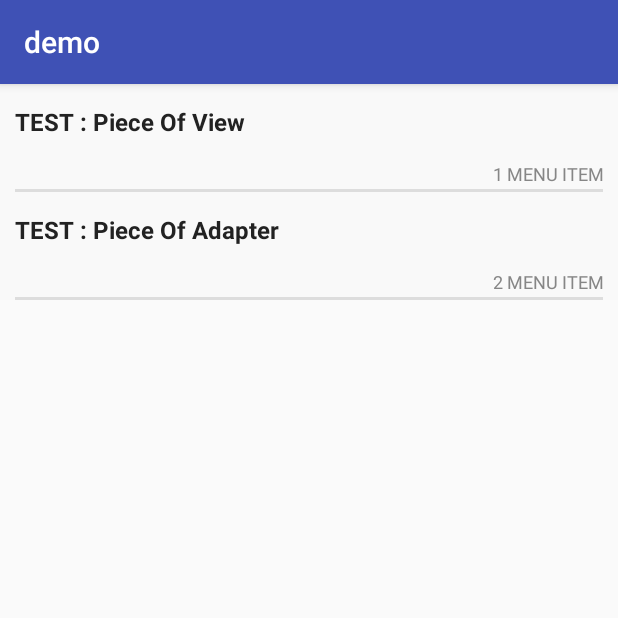
After one commit to PieceOfLazy/PieceOfUI, an Android app: the MainListActivity screen opened directly, with no data from a screen before it, on a phone screen of 412 x 824 dp, the top half of it. The commit adds this screen. Run offline under Robolectric (Android 15) with nearby library versions, the phone set to English and light mode, and no system bars.

Commit message:
MainList

```diff
--- a/build.gradle
+++ b/build.gradle
@@ -1,7 +1,7 @@
 // Top-level build file where you can add configuration options common to all sub-projects/modules.
 
 buildscript {
-    ext.kotlin_version = '1.1.60'
+    ext.kotlin_version = '1.1.61'
     repositories {
         google()
         jcenter()
--- a/demo/src/main/AndroidManifest.xml
+++ b/demo/src/main/AndroidManifest.xml
@@ -23,6 +23,10 @@
         <activity
             android:name=".MainActivity"
             android:windowSoftInputMode="stateAlwaysHidden|adjustResize" />
+
+        <activity
+            android:name=".MainListActivity"
+            android:windowSoftInputMode="stateAlwaysHidden|adjustResize" />
     </application>
 
 </manifest>
--- /dev/null
+++ b/demo/src/main/java/piece/of/lazy/demo/MainListActivity.kt
@@ -0,0 +1,84 @@
+package piece.of.lazy.demo
+
+import android.content.Context
+import android.os.Bundle
+import android.support.v7.app.AppCompatActivity
+import android.support.v7.widget.LinearLayoutManager
+import android.support.v7.widget.RecyclerView
+import android.support.v7.widget.SimpleItemAnimator
+import android.view.View
+import android.widget.TextView
+import kotlinx.android.synthetic.main.main_list_activity.*
+import kotlinx.android.synthetic.main.main_list_piece_menu.view.*
+import piece.of.lazy.ui.PieceOfAdapter
+import piece.of.lazy.ui.PieceOfHolder
+import piece.of.lazy.ui.util.Log
+
+class MainListActivity : AppCompatActivity() {
+    private val log = Log("MainList")
+
+    override fun onCreate(savedInstanceState: Bundle?) {
+        super.onCreate(savedInstanceState)
+        setContentView(R.layout.main_list_activity)
+
+        main_list_activity_recycler.apply {
+            val lm = LinearLayoutManager(this@MainListActivity).apply {
+                orientation = LinearLayoutManager.VERTICAL
+            }
+
+            setHasFixedSize(true)
+            layoutManager = lm
+            if(itemAnimator is SimpleItemAnimator) {
+                (itemAnimator as SimpleItemAnimator).supportsChangeAnimations = false
+            }
+
+            adapter = Adapter(this@MainListActivity)
+        }
+    }
+
+    inner class Adapter(context: Context) : PieceOfAdapter(context) {
+        private val items: MutableList<MenuItem> = mutableListOf()
+
+        init {
+            items.add(MenuItem(1, "TEST : Piece Of View"))
+            items.add(MenuItem(2, "TEST : Piece Of Adapter"))
+        }
+
+        override fun onBindAdapterInterface(list: MutableList<PieceOfHolder<*, *>>) {
+            list.add(MenuHolder())
+        }
+
+        override fun getBindItem(position: Int): Any? = items[position]
+
+        override fun getItemCount(): Int = items.size
+    }
+
+
+    inner private class MenuHolder : PieceOfHolder<MenuHolder.Holder, MenuItem>(Holder::class, MenuItem::class) {
+        override fun onLayout(): Int = R.layout.main_list_piece_menu
+
+        override fun onCreateViewHolderPiece(view: View): Holder = Holder(view)
+
+        override fun onBindViewHolderPiece(context: Context, holder: Holder, item: MenuItem, position: Int) {
+            val countStr = "${position+1} MENU ITEM"
+
+            holder.mainTv?.text = item.subject
+            holder.subTv?.text = countStr
+        }
+
+        inner class Holder(itemView: View) : RecyclerView.ViewHolder(itemView) {
+            var mainTv: TextView? = null
+            var subTv: TextView? = null
+
+            init {
+                with(itemView) {
+                    mainTv = main_list_piece_menu_main_tv
+                    subTv = main_list_piece_menu_sub_tv
+                }
+            }
+        }
+    }
+
+    inner private class MenuItem(val mode: Int, val subject: String)
+
+}
--- /dev/null
+++ b/demo/src/main/res/layout/main_list_activity.xml
@@ -0,0 +1,15 @@
+<?xml version="1.0" encoding="utf-8"?>
+<android.support.constraint.ConstraintLayout xmlns:android="http://schemas.android.com/apk/res/android"
+    xmlns:tools="http://schemas.android.com/tools"
+    android:layout_width="match_parent"
+    android:layout_height="match_parent"
+    tools:context="piece.of.lazy.demo.MainListActivity">
+
+    <android.support.v7.widget.RecyclerView
+        android:id="@+id/main_list_activity_recycler"
+        android:layout_width="match_parent"
+        android:layout_height="match_parent"
+        android:scrollbars="vertical"
+        android:fadeScrollbars="true"/>
+
+</android.support.constraint.ConstraintLayout>
--- /dev/null
+++ b/demo/src/main/res/layout/main_list_piece_menu.xml
@@ -0,0 +1,34 @@
+<?xml version="1.0" encoding="utf-8"?>
+<LinearLayout xmlns:android="http://schemas.android.com/apk/res/android"
+    android:layout_width="match_parent"
+    android:layout_height="wrap_content"
+    android:orientation="vertical"
+    android:background="#F9F9F9"
+    android:paddingStart="10dp"
+    android:paddingEnd="10dp">
+
+    <TextView
+        android:id="@+id/main_list_piece_menu_main_tv"
+        android:layout_width="match_parent"
+        android:layout_height="50dp"
+        android:textColor="#222222"
+        android:textSize="16dp"
+        android:textStyle="bold"
+        android:gravity="start|center_vertical"
+        />
+
+    <TextView
+        android:id="@+id/main_list_piece_menu_sub_tv"
+        android:layout_width="match_parent"
+        android:layout_height="20dp"
+        android:textColor="#868686"
+        android:textSize="12dp"
+        android:textStyle="normal"
+        android:gravity="end|center_vertical"
+        />
+
+    <View
+        android:layout_width="match_parent"
+        android:layout_height="2dp"
+        android:background="#dddddd" />
+</LinearLayout>
--- a/library/build.gradle
+++ b/library/build.gradle
@@ -34,8 +34,8 @@ dependencies {
     testImplementation 'junit:junit:4.12'
     androidTestImplementation 'com.android.support.test:runner:1.0.1'
     androidTestImplementation 'com.android.support.test.espresso:espresso-core:3.0.1'
-    compile "org.jetbrains.kotlin:kotlin-stdlib-jre7:$kotlin_version"
-    compile "org.jetbrains.kotlin:kotlin-reflect:1.1.60"
+    implementation "org.jetbrains.kotlin:kotlin-stdlib-jre7:$kotlin_version"
+    implementation "org.jetbrains.kotlin:kotlin-reflect:1.1.61"
 }
 repositories {
     mavenCentral()
--- a/library/src/main/java/piece/of/lazy/ui/PieceOfAdapter.kt
+++ b/library/src/main/java/piece/of/lazy/ui/PieceOfAdapter.kt
@@ -5,6 +5,7 @@ import android.graphics.Color
 import android.support.v7.widget.RecyclerView
 import android.util.SparseArray
 import android.util.TypedValue
+import android.view.Gravity
 import android.view.LayoutInflater
 import android.view.ViewGroup
 import android.widget.TextView
@@ -23,12 +24,12 @@ abstract class PieceOfAdapter(private val context: Context) : RecyclerView.Adapt
         this.onBindAdapterInterface(holderInterfaces)
     }
 
-    protected abstract fun onBindAdapterInterface(list: List<PieceOfHolder<*,*>>)
+    protected abstract fun onBindAdapterInterface(list: MutableList<PieceOfHolder<*,*>>)
 
     public abstract fun getBindItem(position: Int): Any?
 
     private fun onBindAdapterInterface(list: SparseArray<PieceOfHolder<*,*>>) {
-        val bindHolder = ArrayList<PieceOfHolder<*,*>>()
+        val bindHolder = mutableListOf<PieceOfHolder<*,*>>()
         onBindAdapterInterface(bindHolder)
 
         for (holder in bindHolder) {
@@ -38,17 +39,31 @@ abstract class PieceOfAdapter(private val context: Context) : RecyclerView.Adapt
 
     override fun getItemId(position: Int): Long = position.toLong()
 
+    override fun getItemViewType(position: Int): Int {
+        val item = getBindItem(position)
+
+        return (0 until holderInterfaces.size())
+                .map { holderInterfaces.valueAt(it) }
+                .firstOrNull { it.isBindItem(item) }
+                ?.getViewType()
+                ?: super.getItemViewType(position)
+    }
+
     override fun onCreateViewHolder(parent: ViewGroup?, viewType: Int): RecyclerView.ViewHolder {
         val holderInterface: PieceOfHolder<*,*>? = holderInterfaces.get(viewType)
         return if(holderInterface != null) {
             holderInterface.onCreateViewHolder(inflater, parent)
         } else {
-            val tv = TextView(context)
-            tv.layoutParams = ViewGroup.LayoutParams(ViewGroup.LayoutParams.MATCH_PARENT, ViewGroup.LayoutParams.WRAP_CONTENT)
-            tv.setTextColor(Color.WHITE)
-            tv.setTextSize(TypedValue.COMPLEX_UNIT_DIP, 20f)
-            tv.setPadding(20, 20, 20, 20)
-            tv.setBackgroundColor(Color.DKGRAY)
+            val tv = TextView(context).apply {
+                layoutParams = ViewGroup.LayoutParams(ViewGroup.LayoutParams.MATCH_PARENT, ViewGroup.LayoutParams.WRAP_CONTENT)
+                gravity = Gravity.CENTER
+
+                setTextColor(Color.WHITE)
+                setTextSize(TypedValue.COMPLEX_UNIT_DIP, 20f)
+                setPadding(20, 20, 20, 20)
+                setBackgroundColor(Color.DKGRAY)
+            }
+
             object : RecyclerView.ViewHolder(tv) {
             }
         }
--- a/library/src/main/java/piece/of/lazy/ui/PieceOfView.kt
+++ b/library/src/main/java/piece/of/lazy/ui/PieceOfView.kt
@@ -50,6 +50,8 @@ abstract class PieceOfView<I> {
         })
 
         onBindView(view)
+        if(view.isAttachedToWindow)
+            onAttached()
     }
 
     open fun doBindItem(c: Context, item: I?) {
```
Also changed, not shown: demo/build.gradle (+5 -5 lines), demo/src/main/java/piece/of/lazy/demo/SplashActivity.kt (+3 -49 lines), library/src/main/java/piece/of/lazy/ui/util/Log.kt (+21 -20 lines).
